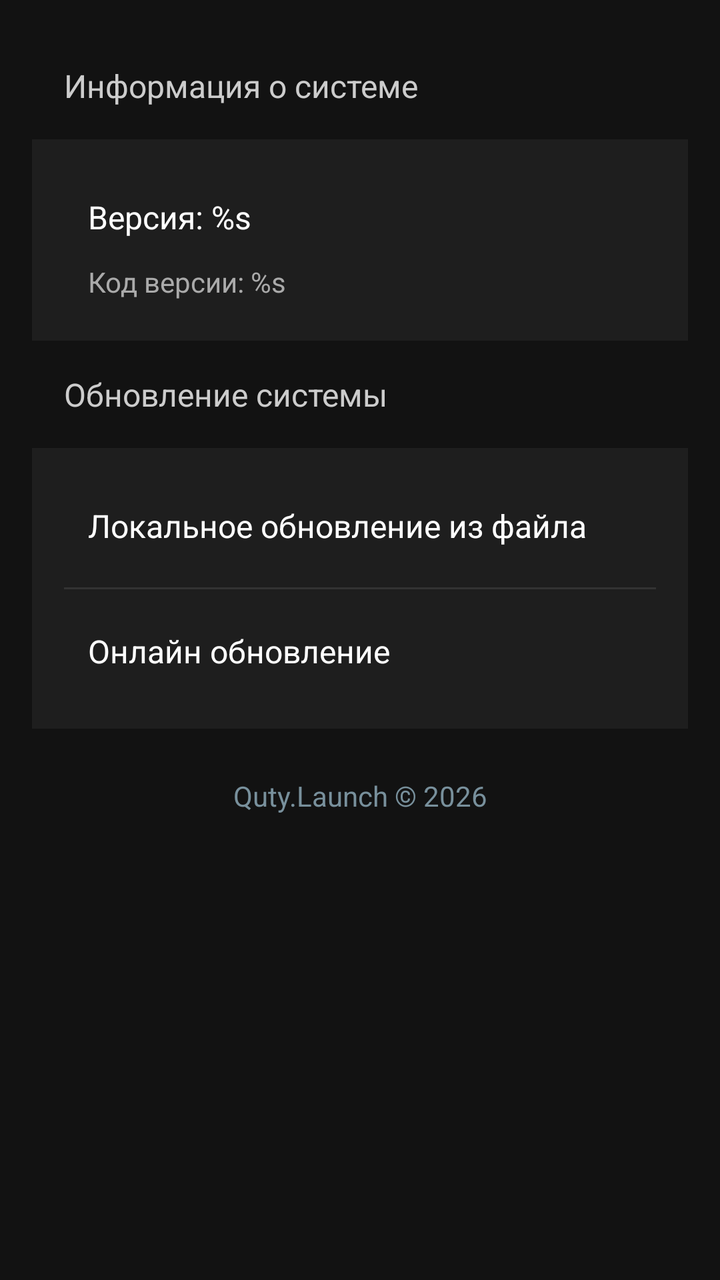
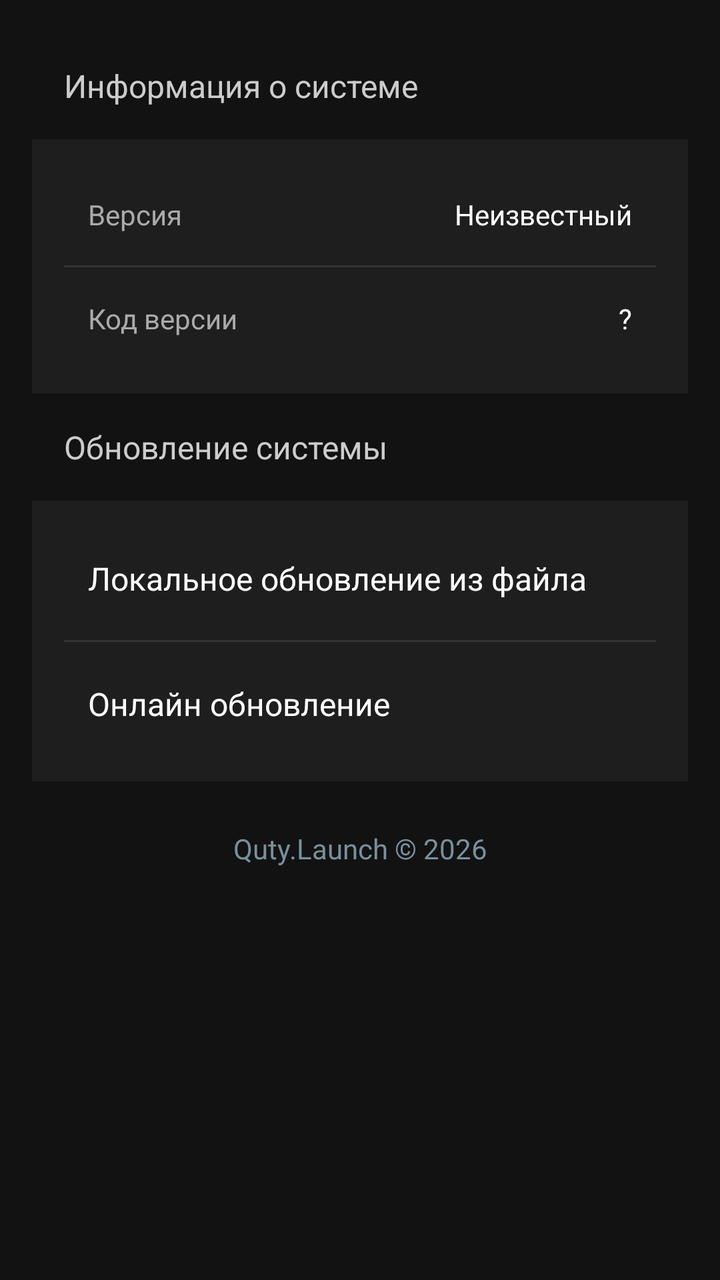

Compare the two renders of this Android layout. The source of the first and the diff that turns it into the second are given below.
<!-- AndroidManifest.xml: application theme Theme.QutyLaunch -->
<!-- res/layout/fragment_settings_system.xml -->
<ScrollView xmlns:android="http://schemas.android.com/apk/res/android"
    xmlns:tools="http://schemas.android.com/tools"
    android:layout_width="match_parent"
    android:layout_height="match_parent"
    android:background="#121212"
    android:fillViewport="true"
    android:padding="16dp">

    <LinearLayout
        android:layout_width="match_parent"
        android:layout_height="wrap_content"
        android:orientation="vertical">

        <TextView
            android:layout_width="match_parent"
            android:layout_height="wrap_content"
            android:text="@string/system_info_title"
            android:textColor="#CCCCCC"
            android:textSize="16sp"
            android:padding="16dp"
            android:paddingTop="8dp"
            tools:ignore="VisualLintSystemUi" />

        <LinearLayout
            android:layout_width="match_parent"
            android:layout_height="wrap_content"
            android:orientation="vertical"
            android:background="#1E1E1E"
            android:padding="16dp">

            <TextView
                android:id="@+id/version_text"
                android:layout_width="match_parent"
                android:layout_height="wrap_content"
                android:text="@string/version_format"
                android:textColor="#FFFFFF"
                android:textSize="16sp"
                android:padding="12dp"/>

            
            <TextView
                android:id="@+id/version_code_text"
                android:layout_width="match_parent"
                android:layout_height="wrap_content"
                android:text="@string/version_code_format"
                android:textColor="#AAAAAA"
                android:textSize="14sp"
                android:paddingStart="12dp"
                android:paddingEnd="12dp"
                android:paddingBottom="4dp"/>

            
            <TextView
                android:id="@+id/channel_text"
                android:layout_width="match_parent"
                android:layout_height="wrap_content"
                android:text="@string/channel_format"
                android:textColor="#AAAAAA"
                android:textSize="14sp"
                android:paddingStart="12dp"
                android:paddingEnd="12dp"
                android:paddingBottom="12dp"
                android:visibility="gone"/>

        </LinearLayout>

        <TextView
            android:layout_width="match_parent"
            android:layout_height="wrap_content"
            android:text="@string/update_info_title"
            android:textColor="#CCCCCC"
            android:textSize="16sp"
            android:padding="16dp"
            android:paddingTop="8dp"/>

        <LinearLayout
            android:layout_width="match_parent"
            android:layout_height="wrap_content"
            android:orientation="vertical"
            android:background="#1E1E1E"
            android:padding="16dp">

            
            <LinearLayout
                android:id="@+id/install_from_file_button"
                android:layout_width="match_parent"
                android:layout_height="wrap_content"
                android:orientation="horizontal"
                android:padding="12dp"
                android:background="?android:attr/selectableItemBackground"
                android:gravity="center_vertical">

                <TextView
                    android:layout_width="0dp"
                    android:layout_height="wrap_content"
                    android:layout_weight="1"
                    android:text="@string/install_from_file"
                    android:textColor="#FFFFFF"
                    android:textSize="16sp"/>

                <TextView
                    android:id="@+id/install_status"
                    android:layout_width="wrap_content"
                    android:layout_height="wrap_content"
                    android:text=""
                    android:textColor="#4CAF50"
                    android:textSize="14sp"
                    android:visibility="gone"/>

            </LinearLayout>

            
            <View
                android:layout_width="match_parent"
                android:layout_height="1dp"
                android:background="#333333"
                android:layout_marginVertical="8dp"/>

            
            <LinearLayout
                android:id="@+id/check_update_button"
                android:layout_width="match_parent"
                android:layout_height="wrap_content"
                android:orientation="horizontal"
                android:padding="12dp"
                android:background="?android:attr/selectableItemBackground"
                android:gravity="center_vertical">

                <TextView
                    android:layout_width="0dp"
                    android:layout_height="wrap_content"
                    android:layout_weight="1"
                    android:text="@string/check_updates_online_button"
                    android:textColor="#FFFFFF"
                    android:textSize="16sp"/>

                <TextView
                    android:id="@+id/update_status"
                    android:layout_width="wrap_content"
                    android:layout_height="wrap_content"
                    android:text=""
                    android:textColor="#4CAF50"
                    android:textSize="14sp"
                    android:visibility="gone"/>

            </LinearLayout>

        </LinearLayout>

        
        <TextView
            android:layout_width="match_parent"
            android:layout_height="wrap_content"
            android:gravity="center"
            android:padding="24dp"
            android:text="@string/copyright"
            android:textColor="#78909C"
            android:textSize="14sp" />

    </LinearLayout>

</ScrollView>
<!-- resources referenced by this layout -->
<resources>
  <string name="channel_format" formatted="false">Канал: %s</string>
  <string name="check_updates_online_button">Онлайн обновление</string>
  <string name="copyright">Quty.Launch © 2026</string>
  <string name="install_from_file">Локальное обновление из файла</string>
  <string name="system_info_title">Информация о системе</string>
  <string name="update_info_title">Обновление системы</string>
  <string name="version_code_format" formatted="false">Код версии: %s</string>
  <string name="version_format" formatted="false">Версия: %s</string>
  <style name="Theme.QutyLaunch" parent="Theme.AppCompat.NoActionBar">
          
          <item name="android:navigationBarColor">@android:color/transparent</item>
          <item name="android:statusBarColor">@android:color/transparent</item>
  
          
          <item name="android:windowLayoutInDisplayCutoutMode">shortEdges</item>
  
          
          <item name="android:fitsSystemWindows">false</item>
  
          
          <item name="android:windowDrawsSystemBarBackgrounds">true</item>
      </style>
</resources>

<!-- the commit's change to res/layout/fragment_settings_system.xml (unified diff, before → after) -->
@@ -1,5 +1,4 @@
 <ScrollView xmlns:android="http://schemas.android.com/apk/res/android"
-    xmlns:tools="http://schemas.android.com/tools"
     android:layout_width="match_parent"
     android:layout_height="match_parent"
     android:background="#121212"
@@ -18,8 +17,7 @@
             android:textColor="#CCCCCC"
             android:textSize="16sp"
             android:padding="16dp"
-            android:paddingTop="8dp"
-            tools:ignore="VisualLintSystemUi" />
+            android:paddingTop="8dp"/>
 
         <LinearLayout
             android:layout_width="match_parent"
@@ -28,42 +26,105 @@
             android:background="#1E1E1E"
             android:padding="16dp">
 
-            <TextView
-                android:id="@+id/version_text"
-                android:layout_width="match_parent"
-                android:layout_height="wrap_content"
-                android:text="@string/version_format"
-                android:textColor="#FFFFFF"
-                android:textSize="16sp"
-                android:padding="12dp"/>
-
-            
-            <TextView
-                android:id="@+id/version_code_text"
-                android:layout_width="match_parent"
-                android:layout_height="wrap_content"
-                android:text="@string/version_code_format"
-                android:textColor="#AAAAAA"
-                android:textSize="14sp"
-                android:paddingStart="12dp"
-                android:paddingEnd="12dp"
-                android:paddingBottom="4dp"/>
-
-            
-            <TextView
-                android:id="@+id/channel_text"
-                android:layout_width="match_parent"
-                android:layout_height="wrap_content"
-                android:text="@string/channel_format"
-                android:textColor="#AAAAAA"
-                android:textSize="14sp"
-                android:paddingStart="12dp"
-                android:paddingEnd="12dp"
-                android:paddingBottom="12dp"
-                android:visibility="gone"/>
+            
+            <LinearLayout
+                android:layout_width="match_parent"
+                android:layout_height="wrap_content"
+                android:orientation="horizontal"
+                android:padding="12dp">
+
+                <TextView
+                    android:layout_width="0dp"
+                    android:layout_height="wrap_content"
+                    android:layout_weight="1"
+                    android:text="@string/version_label"
+                    android:textColor="#AAAAAA"
+                    android:textSize="14sp" />
+
+                <TextView
+                    android:id="@+id/version_text"
+                    android:layout_width="wrap_content"
+                    android:layout_height="wrap_content"
+                    android:text="@string/version_unknown"
+                    android:textColor="#FFFFFF"
+                    android:textSize="14sp"
+                    android:textAlignment="viewEnd" />
+
+            </LinearLayout>
+
+            
+            <View
+                android:layout_width="match_parent"
+                android:layout_height="1dp"
+                android:background="#333333"
+                android:layout_marginVertical="4dp" />
+
+            
+            <LinearLayout
+                android:layout_width="match_parent"
+                android:layout_height="wrap_content"
+                android:orientation="horizontal"
+                android:padding="12dp">
+
+                <TextView
+                    android:layout_width="0dp"
+                    android:layout_height="wrap_content"
+                    android:layout_weight="1"
+                    android:text="@string/version_code_label"
+                    android:textColor="#AAAAAA"
+                    android:textSize="14sp" />
+
+                <TextView
+                    android:id="@+id/version_code_text"
+                    android:layout_width="wrap_content"
+                    android:layout_height="wrap_content"
+                    android:text="@string/unknown_code"
+                    android:textColor="#FFFFFF"
+                    android:textSize="14sp"
+                    android:textAlignment="viewEnd" />
+
+            </LinearLayout>
+
+            
+            <View
+                android:id="@+id/channel_divider"
+                android:layout_width="match_parent"
+                android:layout_height="1dp"
+                android:background="#333333"
+                android:layout_marginVertical="4dp"
+                android:visibility="gone" />
+
+            
+            <LinearLayout
+                android:id="@+id/channel_container"
+                android:layout_width="match_parent"
+                android:layout_height="wrap_content"
+                android:orientation="horizontal"
+                android:padding="12dp"
+                android:visibility="gone">
+
+                <TextView
+                    android:layout_width="0dp"
+                    android:layout_height="wrap_content"
+                    android:layout_weight="1"
+                    android:text="@string/channel_label"
+                    android:textColor="#AAAAAA"
+                    android:textSize="14sp" />
+
+                <TextView
+                    android:id="@+id/channel_text"
+                    android:layout_width="wrap_content"
+                    android:layout_height="wrap_content"
+                    android:text="@string/empty"
+                    android:textColor="#FFFFFF"
+                    android:textSize="14sp"
+                    android:textAlignment="viewEnd" />
+
+            </LinearLayout>
 
         </LinearLayout>
 
+        
         <TextView
             android:layout_width="match_parent"
             android:layout_height="wrap_content"
@@ -102,7 +163,7 @@
                     android:id="@+id/install_status"
                     android:layout_width="wrap_content"
                     android:layout_height="wrap_content"
-                    android:text=""
+                    android:text="@string/empty"
                     android:textColor="#4CAF50"
                     android:textSize="14sp"
                     android:visibility="gone"/>
@@ -138,7 +199,7 @@
                     android:id="@+id/update_status"
                     android:layout_width="wrap_content"
                     android:layout_height="wrap_content"
-                    android:text=""
+                    android:text="@string/empty"
                     android:textColor="#4CAF50"
                     android:textSize="14sp"
                     android:visibility="gone"/>
<!-- resource entries referenced after the edit -->
@@ -1,13 +1,16 @@
 <!-- resources referenced by this layout -->
 <resources>
-  <string name="channel_format" formatted="false">Канал: %s</string>
+  <string name="channel_label">Канал</string>
   <string name="check_updates_online_button">Онлайн обновление</string>
   <string name="copyright">Quty.Launch © 2026</string>
+  <string name="empty"> </string>
   <string name="install_from_file">Локальное обновление из файла</string>
   <string name="system_info_title">Информация о системе</string>
+  <string name="unknown_code">\?</string>
   <string name="update_info_title">Обновление системы</string>
-  <string name="version_code_format" formatted="false">Код версии: %s</string>
-  <string name="version_format" formatted="false">Версия: %s</string>
+  <string name="version_code_label">Код версии</string>
+  <string name="version_label">Версия</string>
+  <string name="version_unknown">Неизвестный</string>
   <style name="Theme.QutyLaunch" parent="Theme.AppCompat.NoActionBar">
           
           <item name="android:navigationBarColor">@android:color/transparent</item>
